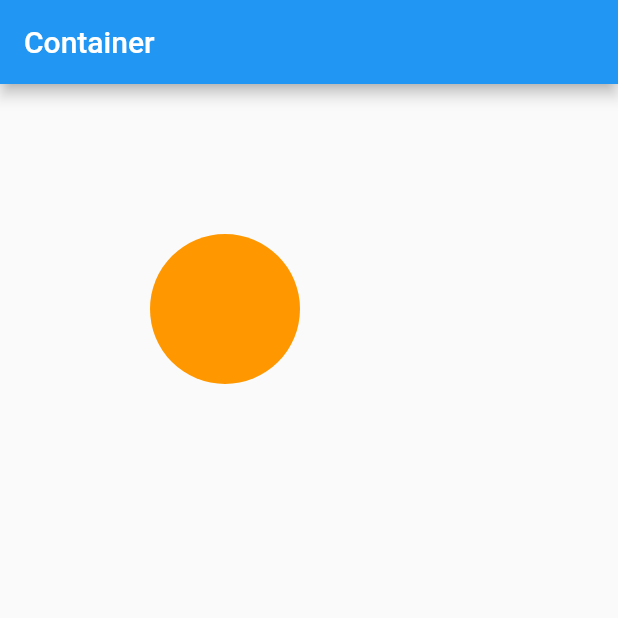
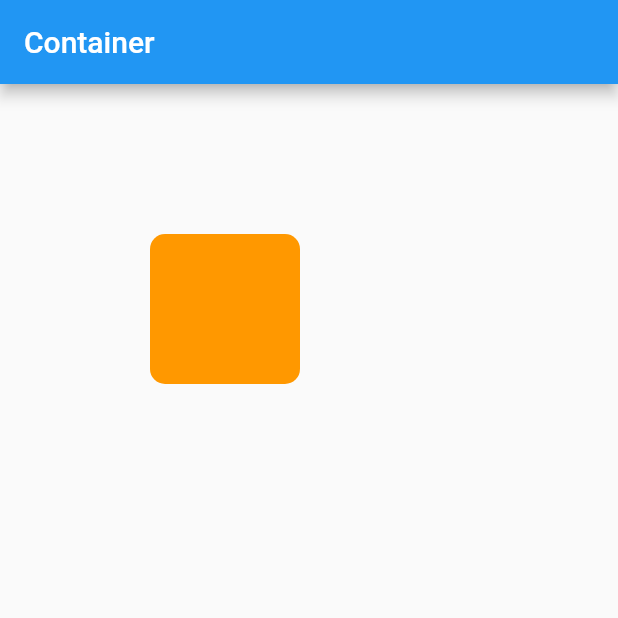
Before and after one commit to dsaints2344/flutter_layout, a Flutter app: the screen it shows after launch, on a phone screen of 412 x 824 dp, the top half of it. Run offline on Flutter 3.47's test engine with Material 2 defaults, Android fonts, the phone set to English and light mode, and no system bars.

Commit message:
Radius example #2

```diff
--- a/lib/main.dart
+++ b/lib/main.dart
@@ -16,9 +16,9 @@ class MyApp extends StatelessWidget {
             height: 100.0,
             width: 100.0,
             decoration: const BoxDecoration(
-              color: Colors.orange,
-              shape: BoxShape.circle,
-            ),
+                color: Colors.orange,
+                shape: BoxShape.rectangle,
+                borderRadius: BorderRadius.all(Radius.circular(10.0))),
           ),
         ));
   }
```
